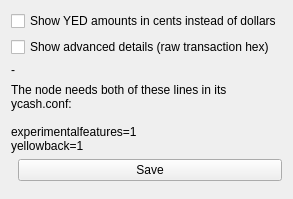
Qt form src/yellowbacksettings.ui (boyfromcave/yecwallet-dd) before a commit.
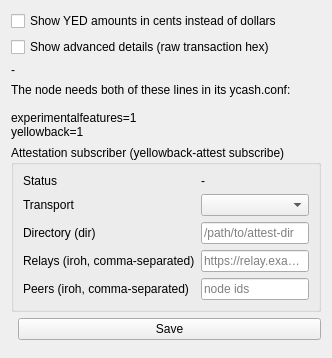
The same form after that commit.

Commit message: Wallet: v3 read-only views: Attestors page, source prices, notices, subscriber settings

Diff of the .ui file:
```diff
--- a/src/yellowbacksettings.ui
+++ b/src/yellowbacksettings.ui
@@ -18,6 +18,23 @@
 yellowback=1</string></property>
     </widget>
    </item>
+   <item>
+    <widget class="QGroupBox" name="grpSubscriber">
+     <property name="title"><string>Attestation subscriber (yellowback-attest subscribe)</string></property>
+     <layout class="QFormLayout" name="subscriberForm">
+      <item row="0" column="0"><widget class="QLabel" name="sb1"><property name="text"><string>Status</string></property></widget></item>
+      <item row="0" column="1"><widget class="QLabel" name="lblSubscriberStatus"><property name="text"><string>-</string></property><property name="wordWrap"><bool>true</bool></property></widget></item>
+      <item row="1" column="0"><widget class="QLabel" name="sb2"><property name="text"><string>Transport</string></property></widget></item>
+      <item row="1" column="1"><widget class="QComboBox" name="cmbTransportKind"><property name="toolTip"><string>dir: attestations are exchanged through a shared directory (a local devnet). iroh: the gossip network, through the relays and peers below.</string></property></widget></item>
+      <item row="2" column="0"><widget class="QLabel" name="sb3"><property name="text"><string>Directory (dir)</string></property></widget></item>
+      <item row="2" column="1"><widget class="QLineEdit" name="txtTransportPath"><property name="placeholderText"><string>/path/to/attest-dir</string></property></widget></item>
+      <item row="3" column="0"><widget class="QLabel" name="sb4"><property name="text"><string>Relays (iroh, comma-separated)</string></property></widget></item>
+      <item row="3" column="1"><widget class="QLineEdit" name="txtTransportRelays"><property name="placeholderText"><string>https://relay.example</string></property></widget></item>
+      <item row="4" column="0"><widget class="QLabel" name="sb5"><property name="text"><string>Peers (iroh, comma-separated)</string></property></widget></item>
+      <item row="4" column="1"><widget class="QLineEdit" name="txtTransportPeers"><property name="placeholderText"><string>node ids</string></property></widget></item>
+     </layout>
+    </widget>
+   </item>
    <item>
     <layout class="QHBoxLayout" name="settingsButtons">
      <item><spacer name="settingsSpacerH"><property name="orientation"><enum>Qt::Horizontal</enum></property></spacer></item>
```
The commit also changes 12 other files.
